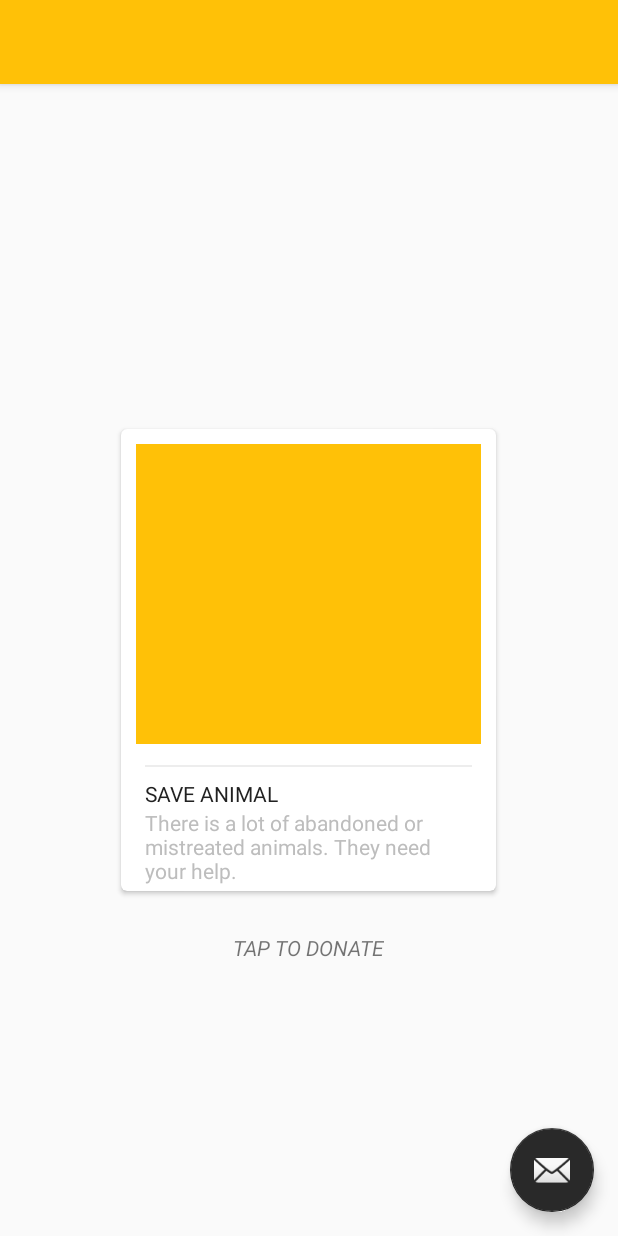
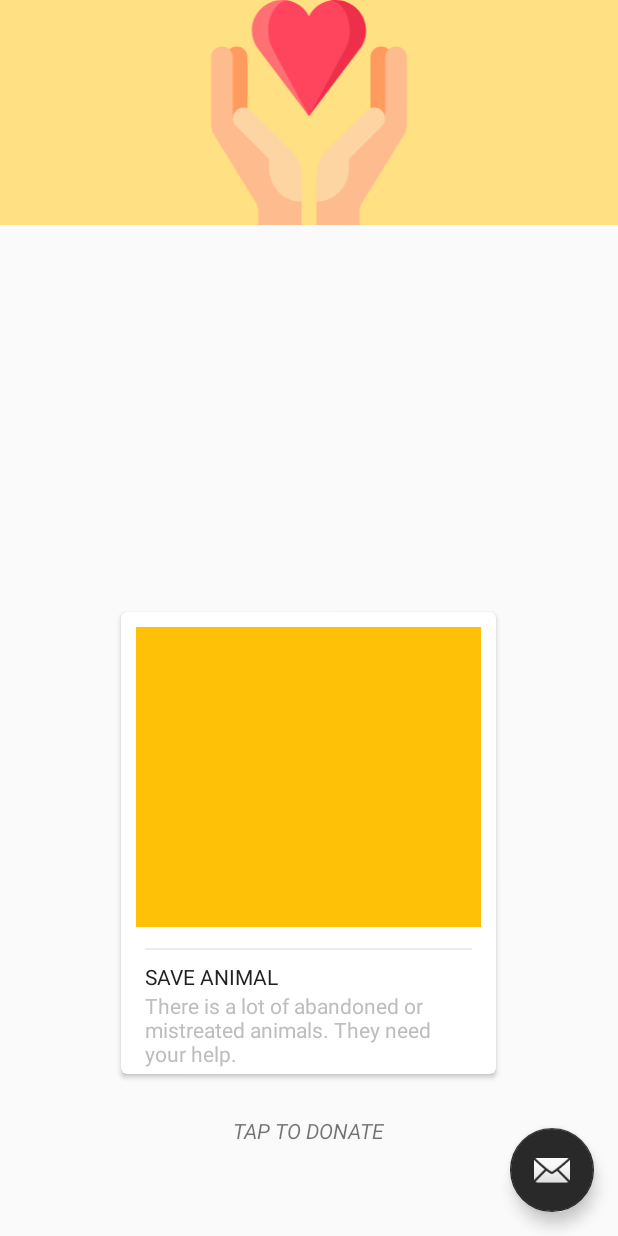
Before and after one commit to semistone222/donately, an Android app: the MainActivity screen opened directly, with no data from a screen before it, on a phone screen of 412 x 824 dp. Run offline under Robolectric (Android 15) with nearby library versions, the phone set to English and light mode, and no system bars; our stand-ins replace ButterKnife; libraries missing offline, so code that uses them is left out: io.realm, jp.wasabeef.glide; pictures from the network do not load; 3 statements that could not run were skipped.

Commit message:
#19 메인 액티비티 UI 변경 中

```diff
--- a/app/src/main/java/com/semistone/donately/main/MainActivity.java
+++ b/app/src/main/java/com/semistone/donately/main/MainActivity.java
@@ -2,7 +2,10 @@ package com.semistone.donately.main;
 
 import android.content.Intent;
 import android.os.Bundle;
+import android.support.design.widget.CollapsingToolbarLayout;
 import android.support.design.widget.Snackbar;
+import android.support.design.widget.TabLayout;
+import android.support.v4.view.ViewPager;
 import android.view.View;
 import android.support.design.widget.NavigationView;
 import android.support.v4.view.GravityCompat;
@@ -39,6 +42,15 @@ public class MainActivity extends AppCompatActivity
     @BindView(R.id.drawer_layout)
     protected DrawerLayout mDrawer;
 
+    @BindView(R.id.collapsing_toolbar_layout)
+    protected CollapsingToolbarLayout mCollapsingToolbarLayout;
+
+    @BindView(R.id.tl_main)
+    protected TabLayout mTlMain;
+
+    @BindView(R.id.view_pager)
+    protected ViewPager mViewPager;
+
     @BindView(R.id.nav_view)
     protected NavigationView mNavigationView;
 
@@ -48,11 +60,9 @@ public class MainActivity extends AppCompatActivity
     protected void onCreate(Bundle savedInstanceState) {
         super.onCreate(savedInstanceState);
         setContentView(R.layout.activity_main);
-
         ButterKnife.bind(this);
 
         mRealm = Realm.getDefaultInstance();
-
         User user = mRealm.where(User.class).findFirst();
 
         if(user == null || user.equals(null)) {
@@ -62,20 +72,23 @@ public class MainActivity extends AppCompatActivity
             return;
         }
 
+        // 툴바
         setSupportActionBar(mToolbar);
 
+        // 접히는 툴바 레이아웃
+        mCollapsingToolbarLayout.setTitle("gsdfsdfgsfd");
+
+        // 토글
         ActionBarDrawerToggle toggle = new ActionBarDrawerToggle(
                 this, mDrawer, mToolbar, R.string.navigation_drawer_open, R.string.navigation_drawer_close);
         mDrawer.addDrawerListener(toggle);
         toggle.syncState();
 
+        // 네비게이션
         mNavigationView.setNavigationItemSelectedListener(this);
-
         View mNavHeader = mNavigationView.inflateHeaderView(R.layout.nav_header_main);
-
         ((TextView) mNavHeader.findViewById(R.id.tv_user_name)).setText(user.getName());
         ((TextView) mNavHeader.findViewById(R.id.tv_user_email)).setText(user.getEmail());
-
         Glide.with(this)
                 .load(user.getPhotoUrl())
                 .bitmapTransform(new CropCircleTransformation(this))
@@ -84,6 +97,16 @@ public class MainActivity extends AppCompatActivity
                 .thumbnail(0.1f)
                 .override(150, 150)
                 .into((ImageView) mNavHeader.findViewById(R.id.iv_user_image));
+
+        // 탭 레이아웃
+        // mTlMain;
+
+
+        MainAdapter mainAdpater = new MainAdapter(getSupportFragmentManager());
+        mViewPager.setAdapter(mainAdpater);
+        mTlMain.setupWithViewPager(mViewPager);
+
+
     }
 
     @OnClick(R.id.fab)
--- a/app/src/main/res/layout/app_bar_main.xml
+++ b/app/src/main/res/layout/app_bar_main.xml
@@ -7,20 +7,57 @@
     android:fitsSystemWindows="true"
     tools:context="com.semistone.donately.main.MainActivity">
 
+    <android.support.v4.widget.NestedScrollView
+        android:layout_width="match_parent"
+        android:layout_height="match_parent"
+        app:layout_behavior="@string/appbar_scrolling_view_behavior">
+
+        <android.support.v4.view.ViewPager
+            android:id="@+id/view_pager"
+            android:layout_width="match_parent"
+            android:layout_height="wrap_content" />
+    </android.support.v4.widget.NestedScrollView>
+
     <android.support.design.widget.AppBarLayout
         android:layout_width="match_parent"
         android:layout_height="wrap_content"
+        android:background="@android:color/transparent"
+        android:fitsSystemWindows="true"
         android:theme="@style/AppTheme.AppBarOverlay">
 
-        <android.support.v7.widget.Toolbar
-            android:id="@+id/toolbar"
+        <android.support.design.widget.CollapsingToolbarLayout
+            android:id="@+id/collapsing_toolbar_layout"
             android:layout_width="match_parent"
-            android:layout_height="?attr/actionBarSize"
-            android:background="?attr/colorPrimary"
-            app:popupTheme="@style/AppTheme.PopupOverlay" />
+            android:layout_height="match_parent"
+            android:fitsSystemWindows="true"
+            app:contentScrim="?attr/colorPrimary"
+            app:layout_scrollFlags="scroll|exitUntilCollapsed">
 
+            <!--todo : 이미지 넣고 height 조절 -->
+            <ImageView
+                android:layout_width="match_parent"
+                android:layout_height="150dp"
+                android:background="@color/colorPrimaryLight"
+                android:minHeight="150dp"
+                app:layout_collapseMode="parallax"
+                app:srcCompat="@drawable/ic_loving_24dp" />
+
+            <android.support.v7.widget.Toolbar
+                android:id="@+id/toolbar"
+                android:layout_width="match_parent"
+                android:layout_height="?attr/actionBarSize"
+                app:layout_collapseMode="pin"
+                app:popupTheme="@style/AppTheme.PopupOverlay" />
+        </android.support.design.widget.CollapsingToolbarLayout>
+
+        <android.support.design.widget.TabLayout
+            android:id="@+id/tl_main"
+            android:layout_width="match_parent"
+            android:layout_height="?actionBarSize"
+            app:tabGravity="fill" />
     </android.support.design.widget.AppBarLayout>
 
+    <!--todo : 이거 옮기기-->
     <include layout="@layout/content_main" />
 
     <android.support.design.widget.FloatingActionButton
```
Also changed, not shown: app/src/main/java/com/semistone/donately/main/MainAdapter.java (added, +27 -0 lines), app/src/main/res/layout/intro_login.xml (+4 -6 lines), app/src/main/res/values-v21/styles.xml (+18 -1 lines), app/src/main/res/values/styles.xml (+11 -1 lines).
